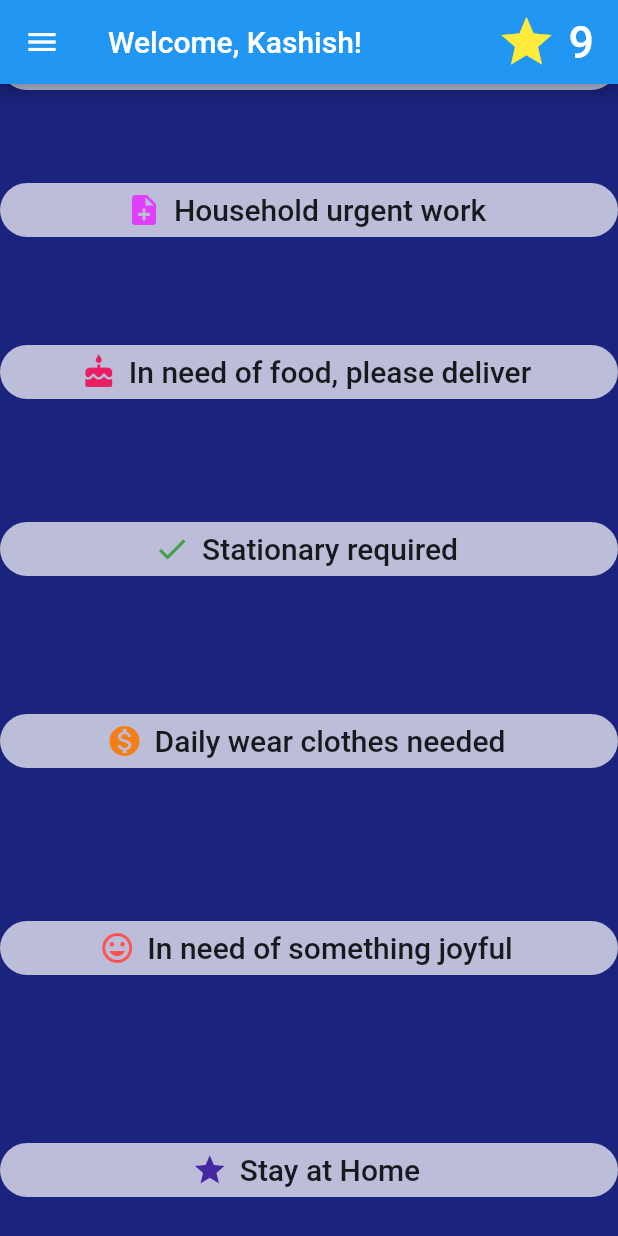
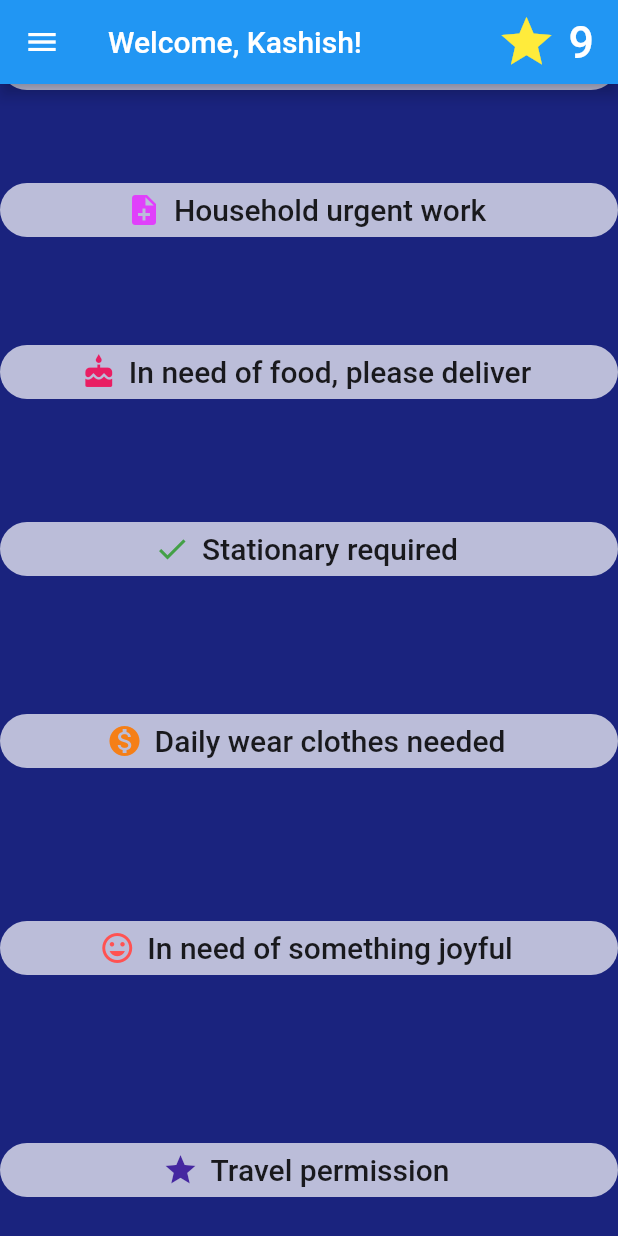
Before and after one commit to kashishmadan/dhanyawad-HackOn, a Flutter app: the screen it shows after launch, scrolled down 282 dp, on a phone screen of 412 x 824 dp. Run offline on Flutter 3.47's test engine with Material 2 defaults, Android fonts, the phone set to English and light mode, and no system bars.

Commit message:
New home page

```diff
--- a/lib/homescreen.dart
+++ b/lib/homescreen.dart
@@ -254,7 +254,7 @@ class _HomeScreenState extends State<HomeScreen> {
                   ),
             );
                     },
-                    icon: Icon(Icons.star,color: Colors.deepPurple[800],), label: Text('Stay at Home',style: TextStyle(fontSize: 20),))
+                    icon: Icon(Icons.star,color: Colors.deepPurple[800],), label: Text('Travel permission',style: TextStyle(fontSize: 20),))
             ),
           ],
         ),
```
